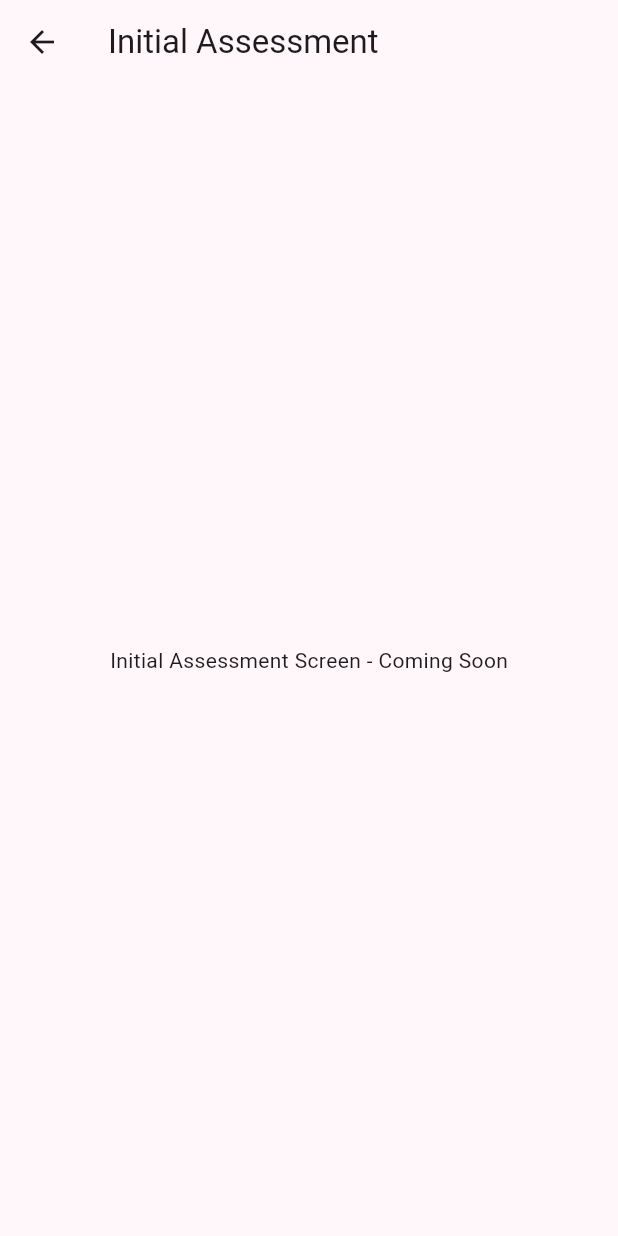
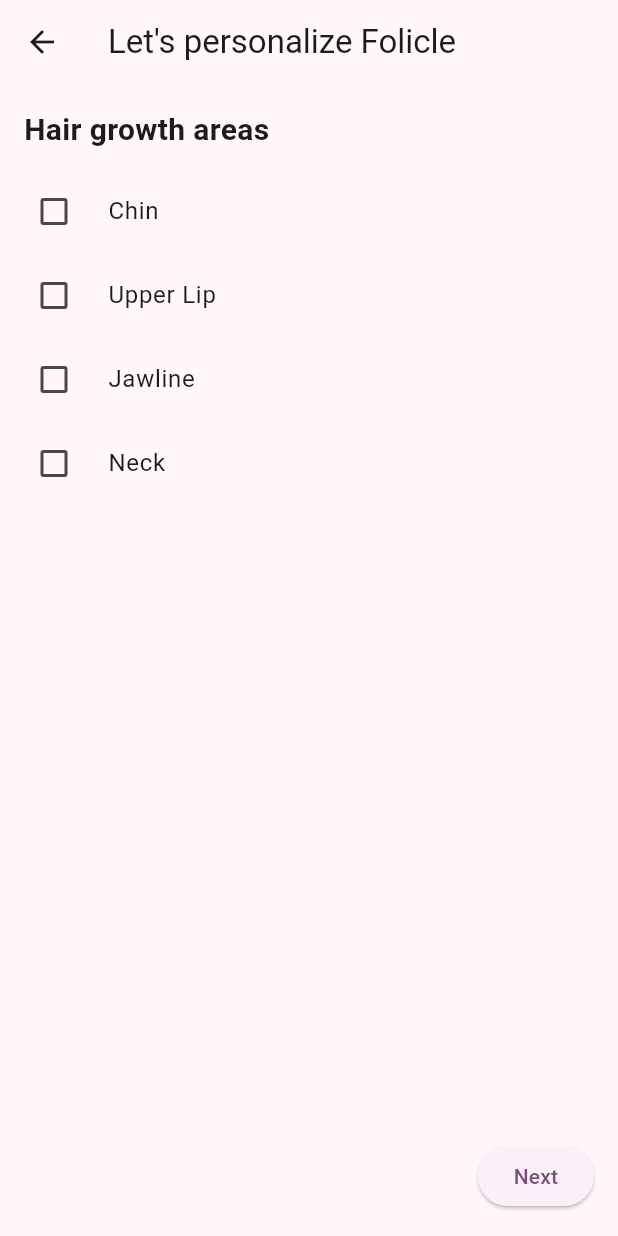
Before and after one commit to Spiritual-Programmer/folicle, a Flutter app: the InitialAssessmentScreen screen opened directly, on a phone screen of 412 x 824 dp. Run offline on Flutter 3.47's test engine with Material 3 defaults, Android fonts, the phone set to English and light mode, and no system bars.

Commit message:
add initial assessment screen

```diff
--- a/lib/screens/initial_assessment_screen.dart
+++ b/lib/screens/initial_assessment_screen.dart
@@ -1,14 +1,198 @@
 import 'package:flutter/material.dart';
 
-class InitialAssessmentScreen extends StatelessWidget {
+class InitialAssessmentScreen extends StatefulWidget {
   const InitialAssessmentScreen({super.key});
 
   @override
+  State<InitialAssessmentScreen> createState() =>
+      _InitialAssessmentScreenState();
+}
+
+class _InitialAssessmentScreenState extends State<InitialAssessmentScreen> {
+  int currentStep = 0;
+
+  // Hair Growth Areas
+  List<String> hairGrowthAreas = [];
+  final List<String> optionshairGrowthAreas = [
+    'Chin',
+    'Upper Lip',
+    'Jawline',
+    'Neck',
+  ];
+
+  // Treatments
+  List<String> treatments = [];
+  final List<String> optionstreatments = [
+    'Laser Hair Removal',
+    'Electrolysis',
+    'Prescription Medication',
+    'Topical Creams',
+    'Natural Remedies',
+  ];
+
+  // Known conditions
+  List<String> conditions = [];
+  final List<String> optionsConditions = ['None', 'PCOS', 'Unsure'];
+
+  // Hair removal methods
+  List<String> hairRemovalMethods = [];
+  final List<String> optionsHairRemoval = [
+    'Shaving',
+    'Waxing',
+    'Plucking',
+    'None',
+  ];
+
+  @override
   Widget build(BuildContext context) {
+    Widget content = const SizedBox.shrink();
+
+    if (currentStep == 0) {
+      content = Column(
+        crossAxisAlignment: CrossAxisAlignment.start,
+        children: [
+          const Text(
+            'Hair growth areas',
+            style: TextStyle(fontSize: 20, fontWeight: FontWeight.bold),
+          ),
+          const SizedBox(height: 12),
+          ...optionshairGrowthAreas.map(
+            (area) => CheckboxListTile(
+              title: Text(area),
+              value: hairGrowthAreas.contains(area),
+              onChanged: (val) {
+                setState(() {
+                  if (val == true) {
+                    hairGrowthAreas.add(area);
+                  } else {
+                    hairGrowthAreas.remove(area);
+                  }
+                });
+              },
+              controlAffinity: ListTileControlAffinity.leading,
+              contentPadding: EdgeInsets.zero,
+            ),
+          ),
+        ],
+      );
+    } else if (currentStep == 1) {
+      content = Column(
+        crossAxisAlignment: CrossAxisAlignment.start,
+        children: [
+          const Text(
+            'Previous treatments',
+            style: TextStyle(fontSize: 20, fontWeight: FontWeight.bold),
+          ),
+          const SizedBox(height: 12),
+          ...optionstreatments.map(
+            (treatment) => CheckboxListTile(
+              title: Text(treatment),
+              value: treatments.contains(treatment),
+              onChanged: (val) {
+                setState(() {
+                  if (val == true) {
+                    treatments.add(treatment);
+                  } else {
+                    treatments.remove(treatment);
+                  }
+                });
+              },
+              controlAffinity: ListTileControlAffinity.leading,
+              contentPadding: EdgeInsets.zero,
+            ),
+          ),
+        ],
+      );
+    } else if (currentStep == 2) {
+      content = Column(
+        crossAxisAlignment: CrossAxisAlignment.start,
+        children: [
+          const Text(
+            'Known conditions',
+            style: TextStyle(fontSize: 20, fontWeight: FontWeight.bold),
+          ),
+          const SizedBox(height: 12),
+          ...optionsConditions.map(
+            (condition) => CheckboxListTile(
+              title: Text(condition),
+              value: conditions.contains(condition),
+              onChanged: (val) {
+                setState(() {
+                  if (val == true) {
+                    conditions.add(condition);
+                  } else {
+                    conditions.remove(condition);
+                  }
+                });
+              },
+              controlAffinity: ListTileControlAffinity.leading,
+              contentPadding: EdgeInsets.zero,
+            ),
+          ),
+        ],
+      );
+    } else if (currentStep == 3) {
+      content = Column(
+        crossAxisAlignment: CrossAxisAlignment.start,
+        children: [
+          const Text(
+            'Hair removal methods',
+            style: TextStyle(fontSize: 20, fontWeight: FontWeight.bold),
+          ),
+          const SizedBox(height: 12),
+          ...optionsHairRemoval.map(
+            (method) => CheckboxListTile(
+              title: Text(method),
+              value: hairRemovalMethods.contains(method),
+              onChanged: (val) {
+                setState(() {
+                  if (val == true) {
+                    hairRemovalMethods.add(method);
+                  } else {
+                    hairRemovalMethods.remove(method);
+                  }
+                });
+              },
+              controlAffinity: ListTileControlAffinity.leading,
+              contentPadding: EdgeInsets.zero,
+            ),
+          ),
+        ],
+      );
+    }
+
     return Scaffold(
-      appBar: AppBar(title: const Text('Initial Assessment')),
-      body: const Center(
-        child: Text('Initial Assessment Screen - Coming Soon'),
+      appBar: AppBar(title: const Text("Let's personalize Folicle")),
+      body: Padding(
+        padding: const EdgeInsets.all(16.0),
+        child: SingleChildScrollView(child: content),
+      ),
+      bottomNavigationBar: SafeArea(
+        child: Padding(
+          padding: const EdgeInsets.all(16.0),
+          child: Row(
+            children: [
+              if (currentStep > 0)
+                TextButton(
+                  onPressed: () {
+                    setState(() {
+                      currentStep--;
+                    });
+                  },
+                  child: const Text('Back'),
+                ),
+              const Spacer(),
+              ElevatedButton(
+                onPressed: () {
+                  setState(() {
+                    currentStep++;
+                  });
+                },
+                child: const Text('Next'),
+              ),
+            ],
+          ),
+        ),
       ),
     );
   }
```
